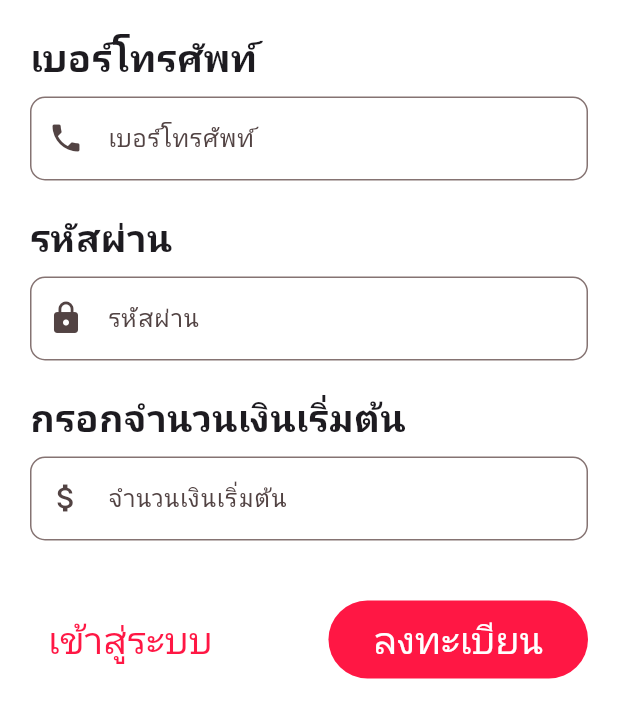
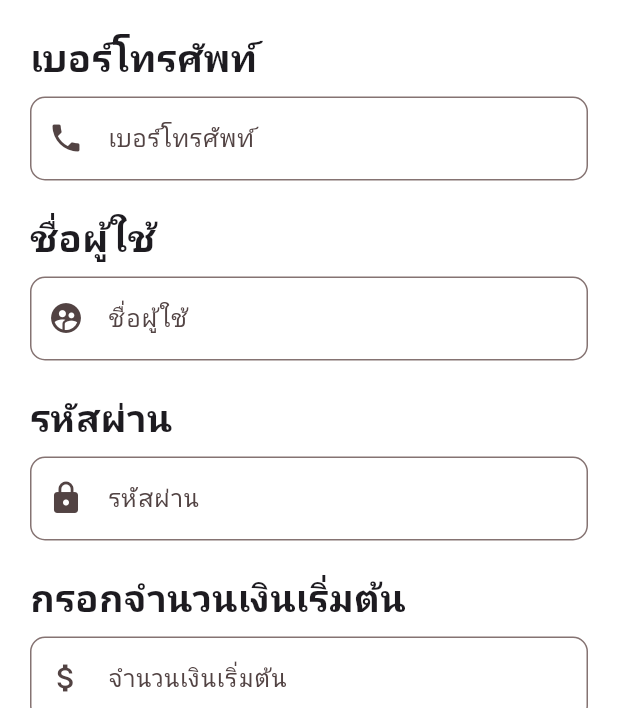
Before and after one commit to EmperorFiw/Lotto2025, a Flutter app: the RegisterPage screen opened directly, on a phone screen of 412 x 824 dp, the part 528-1236 px from its top. Run offline on Flutter 3.47's test engine with Material 3 defaults, Android fonts, the phone set to English and light mode, and no system bars; our stand-ins replace google_fonts, jwt_decoder, shared_preferences; accounts and stored records are empty; network calls fail; Roboto replaces fonts that are missing (Kanit).

Commit message:
login reister ล่าสุด

```diff
--- a/lib/pages/login.dart
+++ b/lib/pages/login.dart
@@ -261,7 +261,6 @@ class _LoginPageState extends State<LoginPage> {
     }
   }
 
-
   void register(BuildContext context) {
     Navigator.pushReplacement(
       context,
--- a/lib/pages/register.dart
+++ b/lib/pages/register.dart
@@ -14,6 +14,10 @@ class RegisterPage extends StatelessWidget {
       body: SizedBox(
         width: MediaQuery.of(context).size.width,
         child: SingleChildScrollView(
+          child: Padding(
+            padding: EdgeInsets.only(
+              bottom: MediaQuery.of(context).padding.bottom + 30,
+            ),
             child: Column(
               mainAxisAlignment: MainAxisAlignment.start,
               crossAxisAlignment: CrossAxisAlignment.start,
@@ -43,6 +47,25 @@ class RegisterPage extends StatelessWidget {
                           labelText: 'เบอร์โทรศัพท์',
                           border: OutlineInputBorder(borderRadius: BorderRadius.circular(10)), // border circle
                           prefixIcon: Icon(Icons.phone),
+                        ),
+                      ),
+                    ],
+                  ),
+                ),
+                Padding(
+                  padding: const EdgeInsets.only(top: 20.0, right: 20, left: 20),
+                  child: Column(
+                    crossAxisAlignment: CrossAxisAlignment.start,
+                    children: [
+                      const Text("ชื่อผู้ใช้",
+                        style: TextStyle(fontSize: 25, fontWeight: FontWeight.bold),
+                      ),
+                      const SizedBox(height: 8),
+                      TextFormField(
+                        decoration: InputDecoration(
+                          labelText: 'ชื่อผู้ใช้',
+                          border: OutlineInputBorder(borderRadius: BorderRadius.circular(10)), // border circle
+                          prefixIcon: Icon(Icons.supervised_user_circle_rounded),
                         ),
                       ),
                     ],
@@ -117,6 +140,7 @@ class RegisterPage extends StatelessWidget {
             ),
           ),
         ),
+      ),
     );
   }
 
```
Lines whose indentation alone changed are shown as unchanged.
